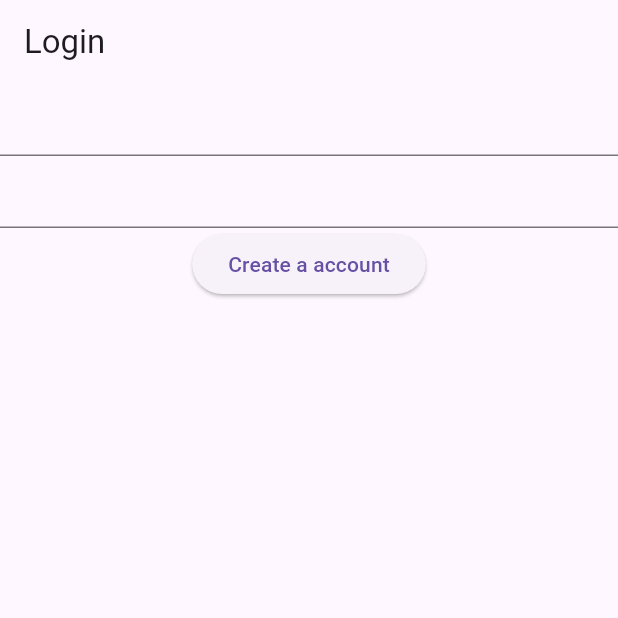
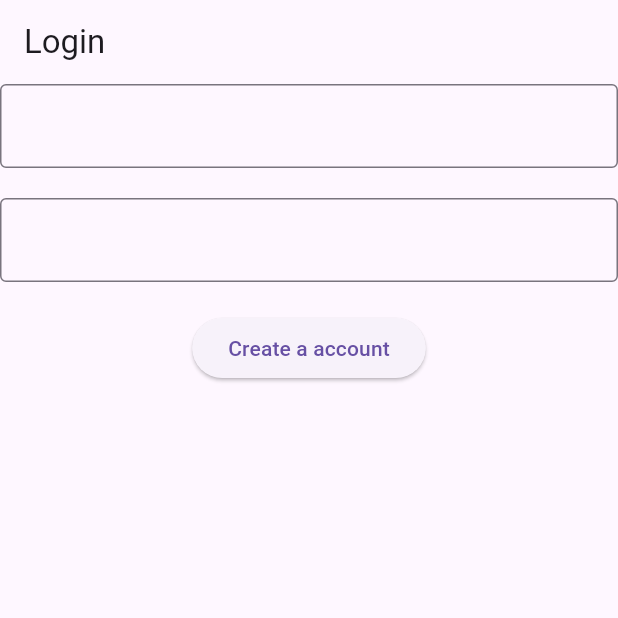
Before and after one commit to MauryaAayush/chatting_app, a Flutter app: the screen it shows after launch, after a tap on "Create a account", on a phone screen of 412 x 824 dp, the top half of it. Run offline on Flutter 3.47's test engine with Material 3 defaults, Android fonts, the phone set to English and light mode, and no system bars; our stand-ins replace firebase_auth, firebase_core, get; accounts and stored records are empty; network calls fail.

Commit message:
Radhey radhey

```diff
--- a/lib/auth service.dart
+++ b/lib/auth service.dart
@@ -1,10 +1,14 @@
 import 'package:firebase_auth/firebase_auth.dart';
 
 class FirebaseAuthServices {
-  FirebaseAuth auth = FirebaseAuth.instance;
 
-  Future<void> createAccountUsingEmail() async {
+  static FirebaseAuthServices authServices = FirebaseAuthServices();
+
+ final FirebaseAuth auth = FirebaseAuth.instance;
+
+  Future<void> createAccountUsingEmail(String email,String password) async {
     UserCredential userCredential = await auth.createUserWithEmailAndPassword(
-        email: 'admin@gmail.com', password: '12345678');
+        email: email, password: password);
+    print(userCredential.user!.email);
   }
 }
--- a/lib/auth_screen.dart
+++ b/lib/auth_screen.dart
@@ -1,5 +1,6 @@
+
 import 'package:chatting_app/auth%20service.dart';
-import 'package:firebase_auth/firebase_auth.dart';
+import 'package:chatting_app/controller.dart';
 import 'package:flutter/material.dart';
 
 class AuthPage extends StatelessWidget {
@@ -7,17 +8,43 @@ class AuthPage extends StatelessWidget {
 
   @override
   Widget build(BuildContext context) {
+
+
+    var controller = AuthController();
+
     return Scaffold(
       appBar: AppBar(title: const Text('Login'),),
 
       body: Column(
        children: [
-         TextField(),
-         TextField(),
+         TextField(
+           controller: controller.txtemail,
+          decoration: const InputDecoration(
+            border: OutlineInputBorder(
 
+            )
+          ),
+         ),
+         const SizedBox(
+           height: 20,
+         ),
+         TextField(
+           controller: controller.txtpass,
+          decoration: const InputDecoration(
+            border: OutlineInputBorder(
+            )
+          ),
+         ),
+         const SizedBox(
+           height: 20,
+         ),
          ElevatedButton(onPressed: () {
-           firebaseAuthServices.createAccountUsingEmail();
-         }, child: Text('Create a account'))
+           // firebaseAuthServices.createAccountUsingEmail();
+
+
+           controller.singUp(controller.txtemail.text,controller.txtpass.text);
+
+         }, child: const Text('Create a account'))
        ],
       ),
 
--- /dev/null
+++ b/lib/controller.dart
@@ -0,0 +1,17 @@
+
+import 'package:chatting_app/auth%20service.dart';
+import 'package:flutter/cupertino.dart';
+import 'package:get/get.dart';
+
+class AuthController extends GetxController{
+
+TextEditingController txtemail = TextEditingController();
+TextEditingController txtpass = TextEditingController();
+
+
+Future<void> singUp(String email,String pass) async {
+
+  await FirebaseAuthServices.authServices.createAccountUsingEmail(email,pass);
+}
+
+}
--- a/lib/main.dart
+++ b/lib/main.dart
@@ -23,7 +23,8 @@ class MyApp extends StatelessWidget {
   @override
   Widget build(BuildContext context) {
     return  GetMaterialApp(
-      home: AuthPage(),
+      getPages: [GetPage(name: '/', page: () => const AuthPage(),)],
+
     );
   }
 }
```
Also changed, not shown: 2 other files.
